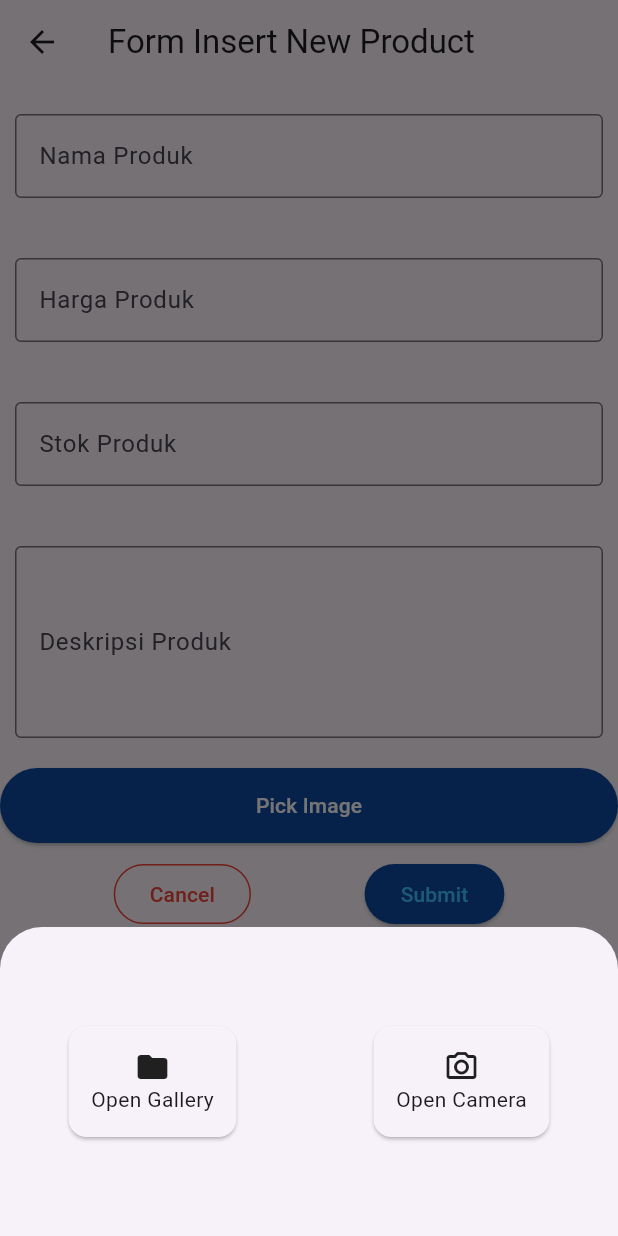
After one commit to gustavsr1994/flutter_app, a Flutter app: the FormProductPage screen opened directly, after a tap on "Pick Image", on a phone screen of 412 x 824 dp. The commit adds this screen. Run offline on Flutter 3.47's test engine with Material 3 defaults, Android fonts, the phone set to English and light mode, and no system bars; our stand-ins replace dio, flutter_bloc, get, get_storage, image_picker; accounts and stored records are empty; network calls fail.

Commit message:
form insert

```diff
--- /dev/null
+++ b/lib/app/config.dart
@@ -0,0 +1,4 @@
+//! url untuk emulator android
+const url = "http://10.0.2.2:8000/api";
+//! url untuk chrome
+// const url = "http://127.0.0.1:8000/api";
--- /dev/null
+++ b/lib/product/controller/form_product_controller.dart
@@ -0,0 +1,90 @@
+import 'dart:io';
+
+import 'package:dio/dio.dart';
+import 'package:flutter/material.dart';
+import 'package:flutter/widgets.dart';
+import 'package:flutter_app/data/repository/product_repository.dart';
+import 'package:image_picker/image_picker.dart';
+
+class FormProductController extends ChangeNotifier {
+  TextEditingController nameField = TextEditingController();
+  TextEditingController descriptionField = TextEditingController();
+  TextEditingController priceField = TextEditingController();
+  TextEditingController stockField = TextEditingController();
+  File imageFile = File("");
+
+  void openPickImage(BuildContext context) {
+    showModalBottomSheet(
+      context: context,
+      builder: (context) => Container(
+        height: MediaQuery.sizeOf(context).height / 4,
+        child: Row(
+          mainAxisAlignment: MainAxisAlignment.spaceAround,
+          children: [
+            InkWell(
+              onTap: () => openGallery(context),
+              child: Card(
+                child: Padding(
+                  padding: const EdgeInsets.all(15),
+                  child: Column(
+                    mainAxisAlignment: MainAxisAlignment.spaceBetween,
+                    mainAxisSize: MainAxisSize.min,
+                    children: [Icon(Icons.folder), Text("Open Gallery")],
+                  ),
+                ),
+              ),
+            ),
+            InkWell(
+              onTap: () => captureCamera(context),
+              child: Card(
+                child: Padding(
+                  padding: const EdgeInsets.all(15),
+                  child: Column(
+                    mainAxisAlignment: MainAxisAlignment.spaceBetween,
+                    mainAxisSize: MainAxisSize.min,
+                    children: [
+                      Icon(Icons.camera_alt_outlined),
+                      Text("Open Camera")
+                    ],
+                  ),
+                ),
+              ),
+            )
+          ],
+        ),
+      ),
+    );
+  }
+
+  void captureCamera(BuildContext context) async {
+    var result = await ImagePicker().pickImage(source: ImageSource.camera);
+    imageFile = File(result!.path);
+  Navigator.pop(context);
+    notifyListeners();
+  }
+
+  void openGallery(BuildContext context) async {
+    var result = await ImagePicker().pickImage(source: ImageSource.gallery);
+    imageFile = File(result!.path);
+    Navigator.pop(context);
+    notifyListeners();
+  }
+
+  void actionSubmit(BuildContext context) async {
+    var request = {
+      "title": nameField.text,
+      "description": descriptionField.text,
+      "price": priceField.text,
+      "stock": stockField.text,
+      "image": await MultipartFile.fromFile(imageFile.path,
+          filename: imageFile.path.split("/").last)
+    };
+    try {
+      await ProductRepository().insertNewProduct(request);
+      Navigator.pop(context);
+    } catch (e) {
+      ScaffoldMessenger.of(context)
+          .showSnackBar(SnackBar(content: Text("Error Insert")));
+    }
+  }
+}
--- /dev/null
+++ b/lib/product/view/form_product_page.dart
@@ -0,0 +1,137 @@
+import 'package:flutter/material.dart';
+import 'package:flutter/widgets.dart';
+import 'package:flutter_app/product/controller/form_product_controller.dart';
+import 'package:get/get.dart';
+import 'package:provider/provider.dart';
+
+class FormProductPage extends StatefulWidget {
+  const FormProductPage({super.key});
+
+  @override
+  State<FormProductPage> createState() => _FormProductPageState();
+}
+
+class _FormProductPageState extends State<FormProductPage> {
+  @override
+  Widget build(BuildContext context) {
+    return Scaffold(
+      appBar: AppBar(
+        title: Text("Form Insert New Product"),
+      ),
+      body: Consumer<FormProductController>(
+        builder: (context, state, _) {
+          return ListView(
+            children: [
+              Padding(
+                padding:
+                    const EdgeInsets.symmetric(horizontal: 10, vertical: 20),
+                child: TextFormField(
+                  controller: state.nameField,
+                  validator: (value) {
+                    if (value!.isEmpty) {
+                      return "Field ini belum diisi";
+                    }
+                    return null;
+                  },
+                  decoration: InputDecoration(
+                      labelText: 'Nama Produk', border: OutlineInputBorder()),
+                ),
+              ),
+              Padding(
+                padding:
+                    const EdgeInsets.symmetric(horizontal: 10, vertical: 20),
+                child: TextFormField(
+                  controller: state.priceField,
+                  validator: (value) {
+                    if (value!.isEmpty) {
+                      return "Field ini belum diisi";
+                    }
+                    return null;
+                  },
+                  keyboardType: TextInputType.number,
+                  decoration: InputDecoration(
+                      labelText: 'Harga Produk', border: OutlineInputBorder()),
+                ),
+              ),
+              Padding(
+                padding:
+                    const EdgeInsets.symmetric(horizontal: 10, vertical: 20),
+                child: TextFormField(
+                  controller: state.stockField,
+                  validator: (value) {
+                    if (value!.isEmpty) {
+                      return "Field ini belum diisi";
+                    }
+                    return null;
+                  },
+                  keyboardType: TextInputType.number,
+                  decoration: InputDecoration(
+                      labelText: 'Stok Produk', border: OutlineInputBorder()),
+                ),
+              ),
+              Padding(
+                padding:
+                    const EdgeInsets.symmetric(horizontal: 10, vertical: 20),
+                child: TextFormField(
+                  controller: state.descriptionField,
+                  maxLines: 4,
+                  validator: (value) {
+                    if (value!.isEmpty) {
+                      return "Field ini belum diisi";
+                    }
+                    return null;
+                  },
+                  decoration: InputDecoration(
+                      labelText: 'Deskripsi Produk',
+                      border: OutlineInputBorder()),
+                ),
+              ),
+              ElevatedButton(
+                  onPressed: () => state.openPickImage(context),
+                  style: ElevatedButton.styleFrom(
+                      backgroundColor: Colors.blue[900]),
+                  child: Padding(
+                    padding: const EdgeInsets.all(15),
+                    child: Text(
+                      "Pick Image",
+                      style: TextStyle(color: Colors.white),
+                    ),
+                  )),
+              SizedBox(
+                height: 10,
+              ),
+              state.imageFile.path.isEmpty
+                  ? SizedBox()
+                  : Container(
+                      height: MediaQuery.sizeOf(context).height / 3,
+                      width: MediaQuery.sizeOf(context).width / 2,
+                      child: Image.file(state.imageFile),
+                    ),
+              Row(
+                mainAxisAlignment: MainAxisAlignment.spaceEvenly,
+                children: [
+                  OutlinedButton(
+                      onPressed: () => Get.back(),
+                      style: OutlinedButton.styleFrom(
+                          side: BorderSide(color: Colors.red)),
+                      child: Text(
+                        "Cancel",
+                        style: TextStyle(color: Colors.red),
+                      )),
+                  ElevatedButton(
+                      onPressed: () => state.actionSubmit(context),
+                      style: ElevatedButton.styleFrom(
+                          backgroundColor: Colors.blue[900]),
+                      child: Text(
+                        "Submit",
+                        style: TextStyle(color: Colors.lightBlueAccent),
+                      ))
+                ],
+              )
+            ],
+          );
+        },
+      ),
+    );
+  }
+}
--- a/lib/provider/login_controller_provider.dart
+++ b/lib/provider/login_controller_provider.dart
@@ -1,5 +1,6 @@
 import 'package:flutter/material.dart';
 import 'package:flutter_app/data/repository/auth_repository.dart';
+import 'package:flutter_app/product/view/main_product_page.dart';
 import 'package:get/get.dart';
 import 'package:get_storage/get_storage.dart';
 
@@ -54,7 +55,7 @@ class LoginControllerProvider extends ChangeNotifier {
       try {
         var result = await _authRepository.loginFunction(request);
         box.write("token", result.token);
-        Get.to(BottomNavigationPage());
+        Get.to(MainProductPage());
       } catch (e) {
         Get.snackbar("Error", "Message: ${e.toString()}",
             backgroundColor: Colors.red, snackPosition: SnackPosition.BOTTOM);
--- a/lib/splash_page.dart
+++ b/lib/splash_page.dart
@@ -1,5 +1,6 @@
 import 'package:flutter/material.dart';
 import 'package:flutter_app/bottom_navigation_page.dart';
+import 'package:flutter_app/product/view/main_product_page.dart';
 import 'package:flutter_app/provider/login_page_provider.dart';
 import 'package:get/get.dart';
 import 'package:get_storage/get_storage.dart';
@@ -22,7 +23,7 @@ class _SplashPageState extends State<SplashPage> {
       () {
         var token = box.read("token");
         if (token != null) {
-          Get.to(BottomNavigationPage());
+          Get.to(MainProductPage());
         } else {
           Get.to(LoginPageProvider());
         }
--- a/pubspec.yaml
+++ b/pubspec.yaml
@@ -37,6 +37,7 @@ dependencies:
   provider: ^6.1.5
   get_storage: ^2.1.1
   dio: ^5.8.0+1
+  image_picker: ^1.1.2
 
 dev_dependencies:
   flutter_lints: ^5.0.0
```
Also changed, not shown: lib/data/model/all_product_response.dart (added, +73 -0 lines), lib/data/model/detail_product_response.dart (added, +68 -0 lines), lib/data/model/insert_product_response.dart (added, +68 -0 lines), lib/data/repository/auth_repository.dart (+4 -3 lines), lib/data/repository/product_repository.dart (+77 -0 lines), lib/main.dart (+10 -2 lines), lib/product/view/detail_product_page.dart (added, +54 -0 lines), lib/product/view/main_product_page.dart (added, +135 -0 lines), pubspec.lock.
